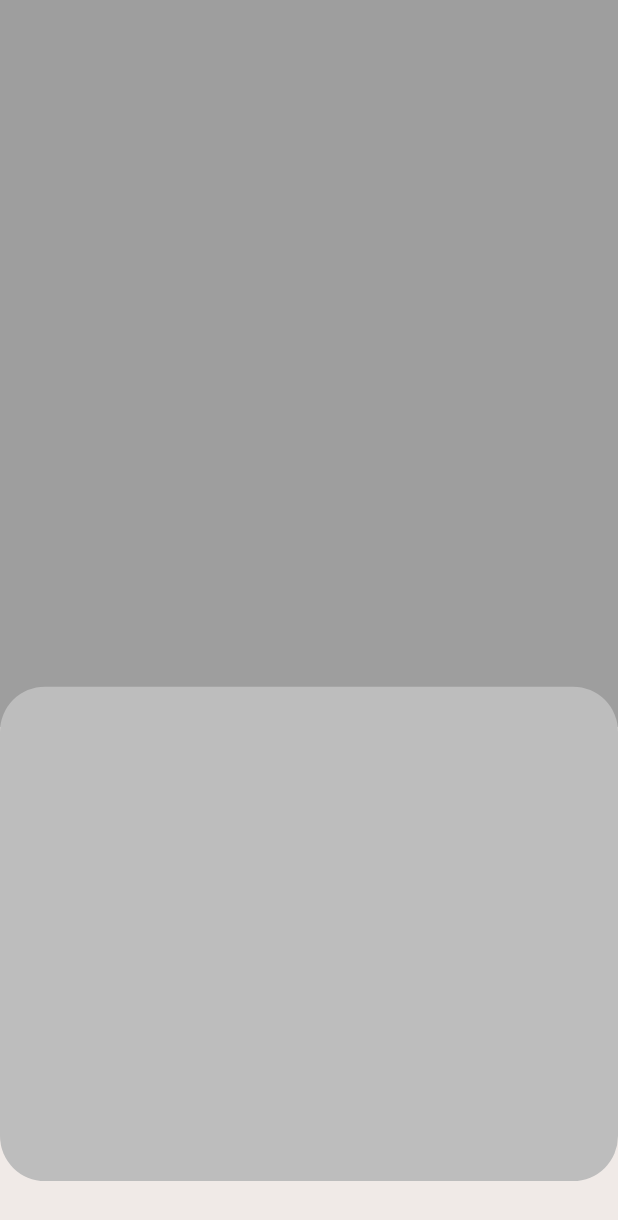
After one commit to Priyammaurya1/k3-car-care, a Flutter app: the screen it shows after launch, on a phone screen of 412 x 824 dp. The commit adds this screen. Shown: the top 1220 px of the screen. Run offline on Flutter 3.47's test engine with Material 3 defaults, Android fonts, the phone set to English and light mode, and no system bars; our stand-ins replace flutter_svg, get, iconsax.

Commit message:
added splash screen and make the basic structure of my login screen

```diff
--- a/lib/main.dart
+++ b/lib/main.dart
@@ -1,5 +1,5 @@
 import 'package:flutter/material.dart';
-import 'package:k3carcare/bottom_nav_bar.dart';
+import 'package:k3carcare/screens/login_screen.dart';
 
 void main() {
   runApp(const MyApp());
@@ -20,7 +20,7 @@ class MyApp extends StatelessWidget {
         useMaterial3: true,
         fontFamily: 'Poppins',
       ),
-      home: const NavigationMenu(),
+      home: const LoginScreen(),
     );
   }
 }
--- /dev/null
+++ b/lib/screens/login_screen.dart
@@ -0,0 +1,42 @@
+import 'package:flutter/material.dart';
+import 'package:k3carcare/utils/colors.dart';
+
+class LoginScreen extends StatelessWidget {
+  const LoginScreen({super.key});
+
+  @override
+  Widget build(BuildContext context) {
+    return Scaffold(
+      backgroundColor: Color.fromARGB(255, 240, 234, 231),
+      body: SafeArea(
+        child: Column(
+          children: [
+            Stack(
+              clipBehavior: Clip.none,
+              children: [
+                Container(
+                  height: MediaQuery.of(context).size.height / 1.7,
+                  width: MediaQuery.of(context).size.width,
+                  decoration: BoxDecoration(color: KColors.grey),
+                ),
+                Positioned(
+                  top: MediaQuery.of(context).size.height / 1.8,
+                  left: 0,
+                  right: 0,
+                  child: Container(
+                    height: MediaQuery.of(context).size.height / 2.5,
+                    width: MediaQuery.of(context).size.width,
+                    decoration: BoxDecoration(
+                      borderRadius: BorderRadius.circular(30),
+                      color: Colors.grey.shade400,
+                    ),
+                  ),
+                ),
+              ],
+            ),
+          ],
+        ),
+      ),
+    );
+  }
+}
--- a/lib/screens/profile_screen.dart
+++ b/lib/screens/profile_screen.dart
@@ -12,8 +12,7 @@ class ProfileScreen extends StatelessWidget {
   Widget build(BuildContext context) {
     return Scaffold(
       backgroundColor: KColors.primaryBackground,
-      body: SafeArea(
-        child: Column(
+      body: Column(
         children: [
           const ProfileAvatar(),
           const SizedBox(height: 30),
@@ -53,7 +52,6 @@ class ProfileScreen extends StatelessWidget {
           ),
         ],
       ),
-      ),
     );
   }
 }
--- a/lib/widgets/banner_slider.dart
+++ b/lib/widgets/banner_slider.dart
@@ -14,6 +14,7 @@ class BannerSlider extends StatefulWidget {
   });
 
   @override
+  // ignore: library_private_types_in_public_api
   _BannerSliderState createState() => _BannerSliderState();
 }
 
--- a/pubspec.yaml
+++ b/pubspec.yaml
@@ -70,6 +70,7 @@ flutter:
   # To add assets to your application, add an assets section, like this:
   assets:
     - assets/images/
+    - assets/images/login_screen/
     - assets/images/brands/
     - assets/images/banner/
   #   - images/a_dot_ham.jpeg
```
Also changed, not shown: lib/screens/home_screen.dart (+17 -12 lines), lib/screens/splash_screen.dart (added, +42 -0 lines), lib/widgets/category_grid.dart (+5 -5 lines), lib/widgets/profile_avatar.dart (+7 -7 lines), assets/images/login_screen/image1.png (added), assets/images/login_screen/image2.png (added), assets/images/login_screen/image3.png (added), assets/images/logo.png (added), assets/images/pfp.png (added). Lines whose indentation alone changed are shown as unchanged.
